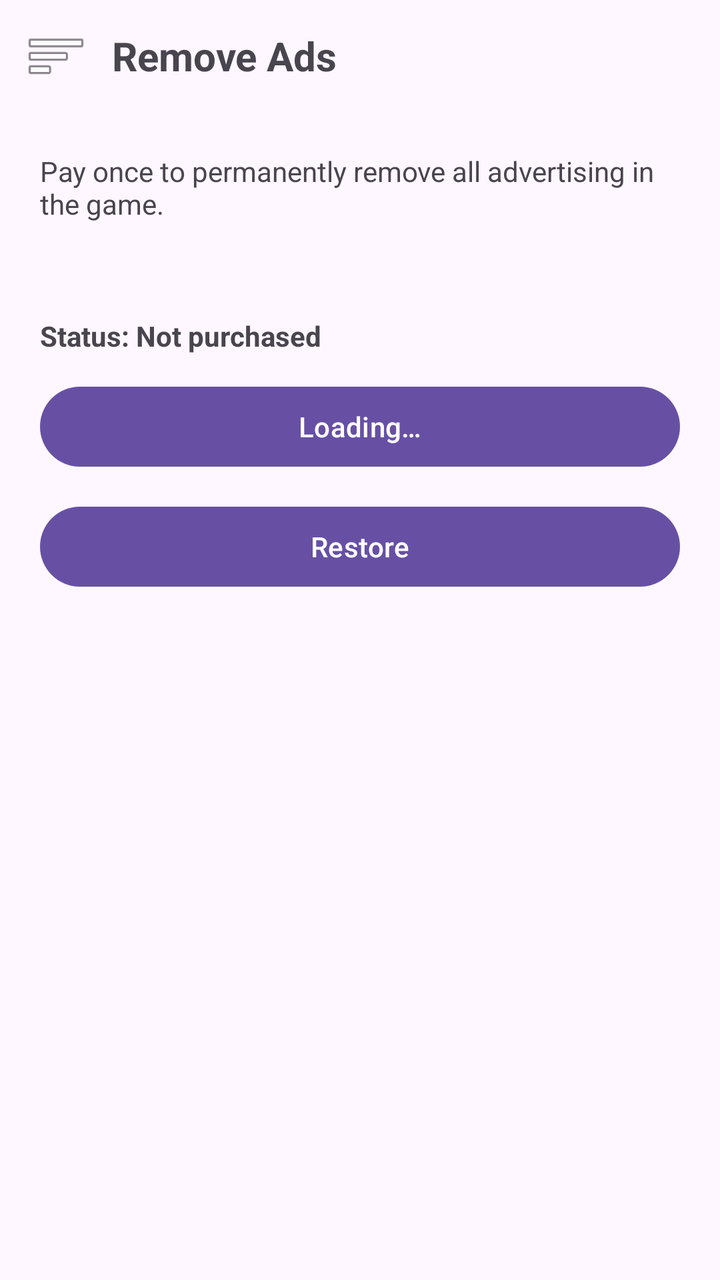
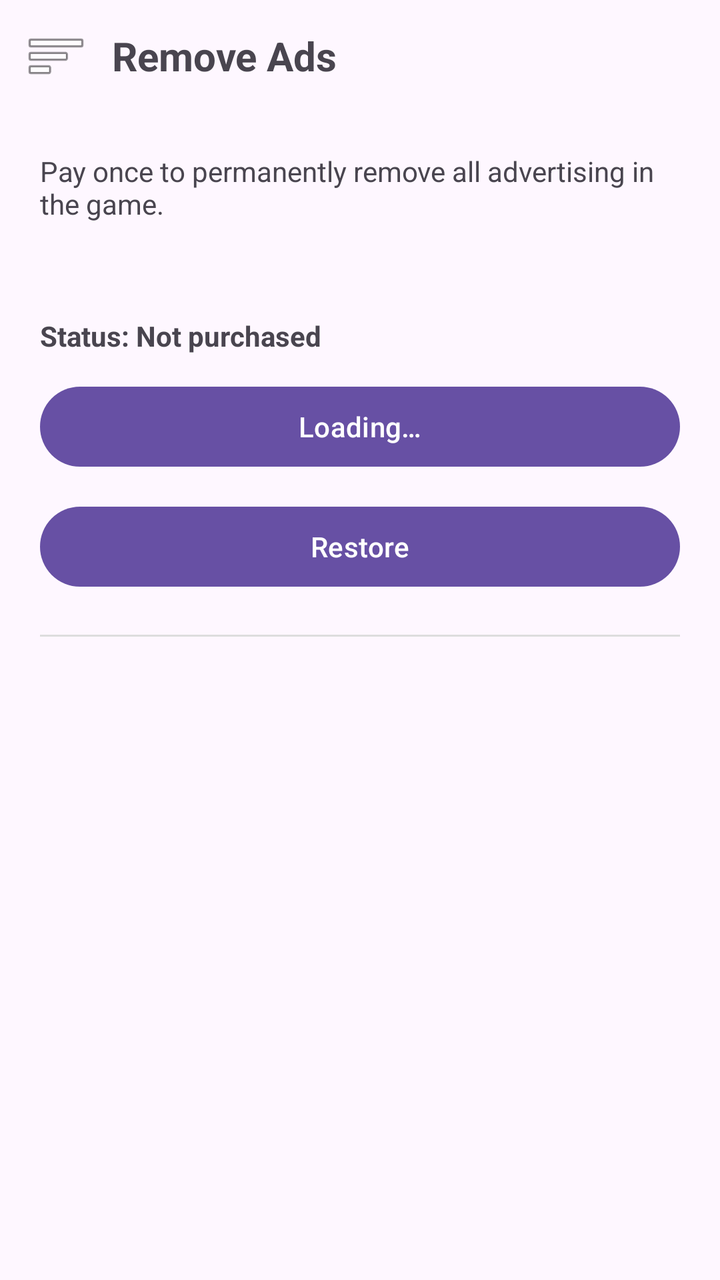

Two renders of the same Android screen: before a commit and after it. Below are the layout's source before the change and the commit's diff.
<!-- AndroidManifest.xml: application theme Theme.DanaBala -->
<!-- res/layout/activity_remove_ads.xml -->
<?xml version="1.0" encoding="utf-8"?>
<androidx.drawerlayout.widget.DrawerLayout xmlns:android="http://schemas.android.com/apk/res/android"
    android:id="@+id/drawerLayout"
    android:layout_width="match_parent"
    android:layout_height="match_parent">

    <LinearLayout
        android:layout_width="match_parent"
        android:layout_height="match_parent"
        android:orientation="vertical">

        
        <LinearLayout
            android:layout_width="match_parent"
            android:layout_height="wrap_content"
            android:orientation="horizontal"
            android:padding="8dp"
            android:gravity="center_vertical">

            <ImageButton
                android:id="@+id/buttonOpenDrawer"
                android:layout_width="40dp"
                android:layout_height="40dp"
                android:background="@android:color/transparent"
                android:contentDescription="@string/menu"
                android:src="@android:drawable/ic_menu_sort_by_size" />

            <TextView
                android:id="@+id/textTitle"
                android:layout_width="wrap_content"
                android:layout_height="wrap_content"
                android:layout_marginStart="8dp"
                android:text="@string/remove_ads_title"
                android:textStyle="bold"
                android:textSize="20sp" />
        </LinearLayout>

        <ScrollView
            android:layout_width="match_parent"
            android:layout_height="0dp"
            android:layout_weight="1"
            android:padding="20dp">

            <LinearLayout
                android:layout_width="match_parent"
                android:layout_height="wrap_content"
                android:orientation="vertical">

                <TextView
                    android:id="@+id/textDesc"
                    android:layout_width="match_parent"
                    android:layout_height="wrap_content"
                    android:text="@string/remove_ads_description"
                    android:textSize="14sp"
                    android:paddingBottom="12dp"/>

                <TextView
                    android:id="@+id/textBenefits"
                    android:layout_width="match_parent"
                    android:layout_height="wrap_content"
                    android:textSize="14sp"
                    android:paddingBottom="16dp"/>

                <TextView
                    android:id="@+id/textStatus"
                    android:layout_width="match_parent"
                    android:layout_height="wrap_content"
                    android:text="@string/remove_ads_status_not"
                    android:textStyle="bold"
                    android:textSize="14sp"
                    android:paddingBottom="12dp"/>

                <Button
                    android:id="@+id/buttonBuy"
                    android:layout_width="match_parent"
                    android:layout_height="wrap_content"
                    android:text="@string/remove_ads_loading"/>

                <Button
                    android:id="@+id/buttonRestore"
                    android:layout_width="match_parent"
                    android:layout_height="wrap_content"
                    android:layout_marginTop="12dp"
                    android:text="@string/remove_ads_restore"/>
            </LinearLayout>
        </ScrollView>
    </LinearLayout>

    
    <include layout="@layout/drawer_menu"/>

</androidx.drawerlayout.widget.DrawerLayout>
<!-- res/layout/drawer_menu.xml (included above) -->
<?xml version="1.0" encoding="utf-8"?>
<LinearLayout
    xmlns:android="http://schemas.android.com/apk/res/android"
    android:id="@+id/leftDrawer"
    android:layout_width="280dp"
    android:layout_height="match_parent"
    android:layout_gravity="start"
    android:orientation="vertical"
    android:background="@color/background_color"
    android:padding="16dp">

    <TextView
        android:layout_width="match_parent"
        android:layout_height="wrap_content"
        android:text="@string/menu"
        android:textStyle="bold"
        android:textColor="@color/primaryColor"
        android:textSize="18sp"
        android:paddingBottom="12dp" />

    <TextView
        android:id="@+id/menuStartGame"
        android:layout_width="match_parent"
        android:layout_height="wrap_content"
        android:text="@string/start_game"
        android:textColor="@color/text_color"
        android:textSize="16sp"
        android:padding="12dp"
        android:background="@android:color/transparent"
        android:clickable="true"
        android:focusable="true" />

    <View
        android:layout_width="match_parent"
        android:layout_height="1dp"
        android:background="#1F000000" />

    <TextView
        android:id="@+id/menuDifficulty"
        android:layout_width="match_parent"
        android:layout_height="wrap_content"
        android:text="@string/difficulty"
        android:textColor="@color/text_color"
        android:textSize="16sp"
        android:padding="12dp"
        android:background="@android:color/transparent"
        android:clickable="true"
        android:focusable="true" />

    <View
        android:layout_width="match_parent"
        android:layout_height="1dp"
        android:background="#1F000000" />

    <TextView
        android:id="@+id/menuRecords"
        android:layout_width="match_parent"
        android:layout_height="wrap_content"
        android:text="@string/records"
        android:textColor="@color/text_color"
        android:textSize="16sp"
        android:padding="12dp"
        android:background="@android:color/transparent"
        android:clickable="true"
        android:focusable="true" />

    <View
        android:layout_width="match_parent"
        android:layout_height="1dp"
        android:background="#1F000000" />

    <TextView
        android:id="@+id/menuReset"
        android:layout_width="match_parent"
        android:layout_height="wrap_content"
        android:text="@string/reset"
        android:textColor="@color/text_color"
        android:textSize="16sp"
        android:padding="12dp"
        android:background="@android:color/transparent"
        android:clickable="true"
        android:focusable="true" />

    <View
        android:layout_width="match_parent"
        android:layout_height="1dp"
        android:background="#1F000000" />

    <TextView
        android:id="@+id/menuRemoveAds"
        android:layout_width="match_parent"
        android:layout_height="wrap_content"
        android:text="@string/remove_ads"
        android:textColor="@color/text_color"
        android:textSize="16sp"
        android:padding="12dp"
        android:background="@android:color/transparent"
        android:clickable="true"
        android:focusable="true" />

</LinearLayout>
<!-- resources referenced by this layout -->
<resources>
  <color name="background_color">#F8F9FA</color>
  <color name="primaryColor">#2196F3</color>
  <color name="text_color">#2C3E50</color>
  <string name="difficulty">Difficulty</string>
  <string name="menu">Menu</string>
  <string name="records">Records</string>
  <string name="remove_ads">Remove Ads</string>
  <string name="remove_ads_description">Pay once to permanently remove all advertising in the game.</string>
  <string name="remove_ads_loading">Loading…</string>
  <string name="remove_ads_restore">Restore</string>
  <string name="remove_ads_status_not">Status: Not purchased</string>
  <string name="remove_ads_title">Remove Ads</string>
  <string name="reset">Reset</string>
  <string name="start_game">Start Game</string>
  <style name="Theme.DanaBala" parent="Base.Theme.DanaBala" />
  <style name="Base.Theme.DanaBala" parent="Theme.Material3.DayNight.NoActionBar">
          
          
      </style>
</resources>

<!-- the commit's change to res/layout/activity_remove_ads.xml (unified diff, before → after) -->
@@ -82,6 +82,51 @@
                     android:layout_height="wrap_content"
                     android:layout_marginTop="12dp"
                     android:text="@string/remove_ads_restore"/>
+
+                
+                <View
+                    android:layout_width="match_parent"
+                    android:layout_height="1dp"
+                    android:background="#DDD"
+                    android:layout_marginTop="20dp"
+                    android:layout_marginBottom="8dp"/>
+
+                <LinearLayout
+                    android:id="@+id/adminSection"
+                    android:layout_width="match_parent"
+                    android:layout_height="wrap_content"
+                    android:orientation="vertical"
+                    android:visibility="gone"
+                    android:paddingTop="8dp">
+
+                    <TextView
+                        android:id="@+id/textAdminHeader"
+                        android:layout_width="match_parent"
+                        android:layout_height="wrap_content"
+                        android:text="@string/admin_ads_override"
+                        android:textStyle="bold"
+                        android:paddingBottom="8dp"/>
+
+                    <LinearLayout
+                        android:layout_width="match_parent"
+                        android:layout_height="wrap_content"
+                        android:orientation="horizontal"
+                        android:gravity="center_vertical">
+
+                        <TextView
+                            android:id="@+id/textAdminAdsStatus"
+                            android:layout_width="0dp"
+                            android:layout_height="wrap_content"
+                            android:layout_weight="1"
+                            android:text="@string/admin_ads_status_none"/>
+
+                        <Switch
+                            android:id="@+id/switchAdminAds"
+                            android:layout_width="wrap_content"
+                            android:layout_height="wrap_content"/>
+                    </LinearLayout>
+                </LinearLayout>
+
             </LinearLayout>
         </ScrollView>
     </LinearLayout>
<!-- resource entries referenced after the edit -->
@@ -3,6 +3,8 @@
   <color name="background_color">#F8F9FA</color>
   <color name="primaryColor">#2196F3</color>
   <color name="text_color">#2C3E50</color>
+  <string name="admin_ads_override">Admin: Ads override</string>
+  <string name="admin_ads_status_none">Override: none</string>
   <string name="difficulty">Difficulty</string>
   <string name="menu">Menu</string>
   <string name="records">Records</string>
